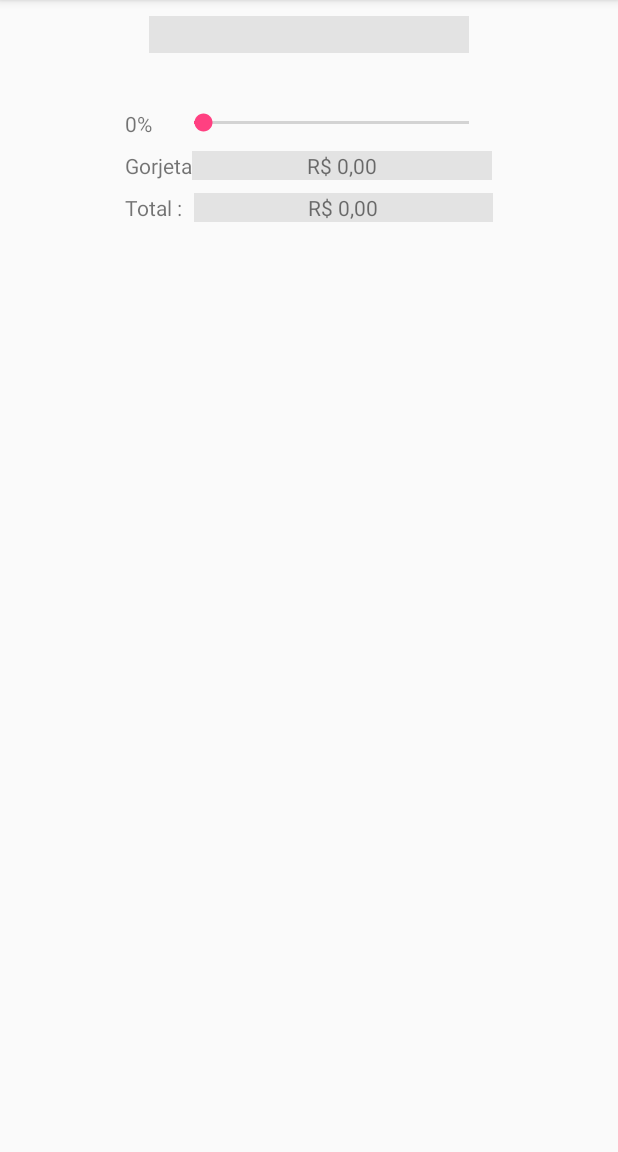
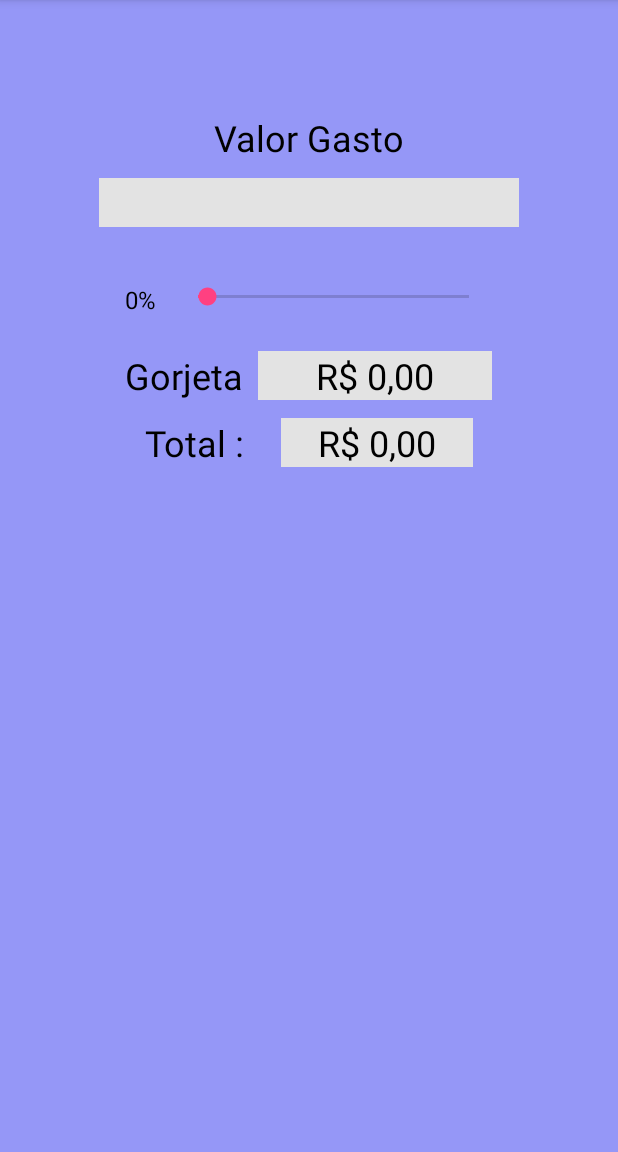
Before and after one commit to newtonjrfs/Calculadora_de_Gorjeta, an Android app: the screen it shows after launch (MainActivity), on a phone screen of 412 x 824 dp, the part 84-1236 px from its top. Run offline under Robolectric (Android 15) with nearby library versions, the phone set to English and light mode, and no system bars.

Commit message:
ajustes no layout

```diff
--- a/app/build.gradle
+++ b/app/build.gradle
@@ -1,7 +1,7 @@
 apply plugin: 'com.android.application'
 
 android {
-    compileSdkVersion 26
+    compileSdkVersion 27
     defaultConfig {
         applicationId "newton.com.calculadoradegorjeta"
         minSdkVersion 15
@@ -19,7 +19,7 @@ android {
 }
 
 dependencies {
-    implementation fileTree(dir: 'libs', include: ['*.jar'])
+    implementation fileTree(include: ['*.jar'], dir: 'libs')
     implementation 'com.android.support:appcompat-v7:26.1.0'
     implementation 'com.android.support.constraint:constraint-layout:1.0.2'
     testImplementation 'junit:junit:4.12'
--- a/app/src/main/res/layout/activity_main.xml
+++ b/app/src/main/res/layout/activity_main.xml
@@ -4,6 +4,7 @@
     xmlns:tools="http://schemas.android.com/tools"
     android:layout_width="match_parent"
     android:layout_height="match_parent"
+    android:background="@color/cor_fundo"
     tools:context="newton.com.calculadoradegorjeta.MainActivity"
     tools:layout_editor_absoluteY="81dp">
 
@@ -15,8 +16,9 @@
         android:layout_alignParentRight="true"
         android:gravity="center_horizontal"
         app:layout_constraintEnd_toEndOf="parent"
+        app:layout_constraintHorizontal_bias="0.0"
         app:layout_constraintStart_toStartOf="parent"
-        app:layout_constraintTop_toTopOf="parent">
+        app:layout_constraintTop_toBottomOf="@+id/textView">
 
         <EditText
             android:id="@+id/editValor"
@@ -25,7 +27,10 @@
             android:layout_weight="1"
             android:background="@color/cinza_claro"
             android:ems="10"
-            android:inputType="numberDecimal" />
+            android:gravity="center"
+            android:inputType="numberDecimal"
+            android:textColor="@android:color/black"
+            android:textSize="24dp" />
     </android.support.design.widget.TextInputLayout>
 
     <TextView
@@ -39,6 +44,8 @@
         android:layout_marginStart="83dp"
         android:layout_marginTop="37dp"
         android:text="0%"
+        android:textColor="@android:color/black"
+        android:textSize="16dp"
         app:layout_constraintEnd_toStartOf="@+id/seekGorjeta"
         app:layout_constraintStart_toStartOf="parent"
         app:layout_constraintTop_toBottomOf="@+id/textInputLayout2" />
@@ -61,8 +68,11 @@
         android:id="@+id/textView3"
         android:layout_width="wrap_content"
         android:layout_height="wrap_content"
+        android:layout_marginEnd="10dp"
         android:layout_marginStart="83dp"
         android:text="Gorjeta"
+        android:textColor="@android:color/black"
+        android:textSize="24dp"
         app:layout_constraintBaseline_toBaselineOf="@+id/textGorjeta"
         app:layout_constraintEnd_toStartOf="@+id/textGorjeta"
         app:layout_constraintStart_toStartOf="parent" />
@@ -70,13 +80,15 @@
     <TextView
         android:id="@+id/textGorjeta"
         android:layout_width="0dp"
-        android:layout_height="19dp"
+        android:layout_height="wrap_content"
         android:layout_marginBottom="28dp"
         android:layout_marginEnd="84dp"
         android:layout_marginTop="28dp"
         android:background="@color/cinza_claro"
         android:gravity="center_horizontal"
         android:text="R$ 0,00"
+        android:textColor="@android:color/black"
+        android:textSize="24dp"
         app:layout_constraintBottom_toBottomOf="@+id/textTotal"
         app:layout_constraintEnd_toEndOf="parent"
         app:layout_constraintStart_toEndOf="@+id/textView3"
@@ -84,13 +96,15 @@
 
     <TextView
         android:id="@+id/textTotal"
-        android:layout_width="0dp"
-        android:layout_height="19dp"
+        android:layout_width="128dp"
+        android:layout_height="wrap_content"
         android:layout_marginEnd="83dp"
-        android:layout_marginTop="38dp"
+        android:layout_marginTop="72dp"
         android:background="@color/cinza_claro"
         android:gravity="center_horizontal"
         android:text="R$ 0,00"
+        android:textColor="@android:color/black"
+        android:textSize="24dp"
         app:layout_constraintEnd_toEndOf="parent"
         app:layout_constraintStart_toEndOf="@+id/textView5"
         app:layout_constraintTop_toBottomOf="@+id/seekGorjeta" />
@@ -99,10 +113,26 @@
         android:id="@+id/textView5"
         android:layout_width="wrap_content"
         android:layout_height="wrap_content"
-        android:layout_marginEnd="8dp"
+        android:layout_marginEnd="10dp"
         android:layout_marginStart="83dp"
         android:text="Total :"
+        android:textColor="@android:color/black"
+        android:textSize="24dp"
         app:layout_constraintBaseline_toBaselineOf="@+id/textTotal"
         app:layout_constraintEnd_toStartOf="@+id/textTotal"
         app:layout_constraintStart_toStartOf="parent" />
+
+    <TextView
+        android:id="@+id/textView"
+        android:layout_width="wrap_content"
+        android:layout_height="wrap_content"
+        android:layout_marginEnd="8dp"
+        android:layout_marginStart="8dp"
+        android:layout_marginTop="75dp"
+        android:text="Valor Gasto"
+        android:textColor="@android:color/black"
+        android:textSize="24dp"
+        app:layout_constraintEnd_toEndOf="parent"
+        app:layout_constraintStart_toStartOf="parent"
+        app:layout_constraintTop_toTopOf="parent" />
 </android.support.constraint.ConstraintLayout>
--- a/app/src/main/res/values/colors.xml
+++ b/app/src/main/res/values/colors.xml
@@ -4,4 +4,5 @@
     <color name="colorPrimaryDark">#303F9F</color>
     <color name="colorAccent">#FF4081</color>
     <color name="cinza_claro">#e3e3e3</color>
+    <color name="cor_fundo">#9597f7</color>
 </resources>
```
